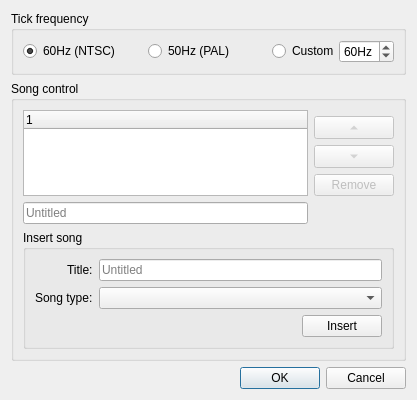
First picture: the form in BambooTracker/gui/module_properties_dialog.ui, repository BambooTracker/BambooTracker, before the edit.
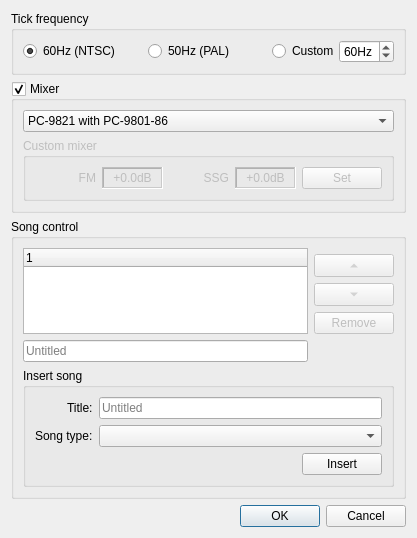
Second picture: the form after the edit.

Commit message: Add module mixer settings

```diff
--- a/BambooTracker/gui/module_properties_dialog.ui
+++ b/BambooTracker/gui/module_properties_dialog.ui
@@ -7,7 +7,7 @@
     <x>0</x>
     <y>0</y>
     <width>417</width>
-    <height>400</height>
+    <height>490</height>
    </rect>
   </property>
   <property name="windowTitle">
@@ -76,6 +76,124 @@
      </layout>
     </widget>
    </item>
+   <item>
+    <widget class="QGroupBox" name="mixerGroupBox">
+     <property name="title">
+      <string>Mixer</string>
+     </property>
+     <property name="checkable">
+      <bool>true</bool>
+     </property>
+     <property name="checked">
+      <bool>true</bool>
+     </property>
+     <layout class="QVBoxLayout" name="verticalLayout_2">
+      <item>
+       <widget class="QComboBox" name="mixerTypeComboBox">
+        <property name="currentIndex">
+         <number>1</number>
+        </property>
+        <item>
+         <property name="text">
+          <string>Custom</string>
+         </property>
+        </item>
+        <item>
+         <property name="text">
+          <string>PC-9821 with PC-9801-86</string>
+         </property>
+        </item>
+        <item>
+         <property name="text">
+          <string>PC-9821 with Speak Board</string>
+         </property>
+        </item>
+        <item>
+         <property name="text">
+          <string>PC-88VA2</string>
+         </property>
+        </item>
+        <item>
+         <property name="text">
+          <string>PC-8801mkIISR</string>
+         </property>
+        </item>
+       </widget>
+      </item>
+      <item>
+       <widget class="QGroupBox" name="mixerCustomGroupBox">
+        <property name="enabled">
+         <bool>false</bool>
+        </property>
+        <property name="title">
+         <string>Custom mixer</string>
+        </property>
+        <layout class="QHBoxLayout" name="horizontalLayout_4">
+         <item>
+          <widget class="QLabel" name="customMixerFMLabel">
+           <property name="text">
+            <string>FM</string>
+           </property>
+           <property name="alignment">
+            <set>Qt::AlignRight|Qt::AlignTrailing|Qt::AlignVCenter</set>
+           </property>
+          </widget>
+         </item>
+         <item>
+          <widget class="QLabel" name="customMixerFMLevelLabel">
+           <property name="frameShape">
+            <enum>QFrame::WinPanel</enum>
+           </property>
+           <property name="frameShadow">
+            <enum>QFrame::Sunken</enum>
+           </property>
+           <property name="text">
+            <string notr="true">+0.0dB</string>
+           </property>
+           <property name="alignment">
+            <set>Qt::AlignCenter</set>
+           </property>
+          </widget>
+         </item>
+         <item>
+          <widget class="QLabel" name="customMixerSSGLabel">
+           <property name="text">
+            <string>SSG</string>
+           </property>
+           <property name="alignment">
+            <set>Qt::AlignRight|Qt::AlignTrailing|Qt::AlignVCenter</set>
+           </property>
+          </widget>
+         </item>
+         <item>
+          <widget class="QLabel" name="customMixerSSGLevelLabel">
+           <property name="frameShape">
+            <enum>QFrame::WinPanel</enum>
+           </property>
+           <property name="frameShadow">
+            <enum>QFrame::Sunken</enum>
+           </property>
+           <property name="text">
+            <string notr="true">+0.0dB</string>
+           </property>
+           <property name="alignment">
+            <set>Qt::AlignCenter</set>
+           </property>
+          </widget>
+         </item>
+         <item>
+          <widget class="QPushButton" name="customMixerSetPushButton">
+           <property name="text">
+            <string>Set</string>
+           </property>
+          </widget>
+         </item>
+        </layout>
+       </widget>
+      </item>
+     </layout>
+    </widget>
+   </item>
    <item>
     <widget class="QGroupBox" name="songCtrlGroupBox">
      <property name="title">
```
The commit also changes 15 other files.
